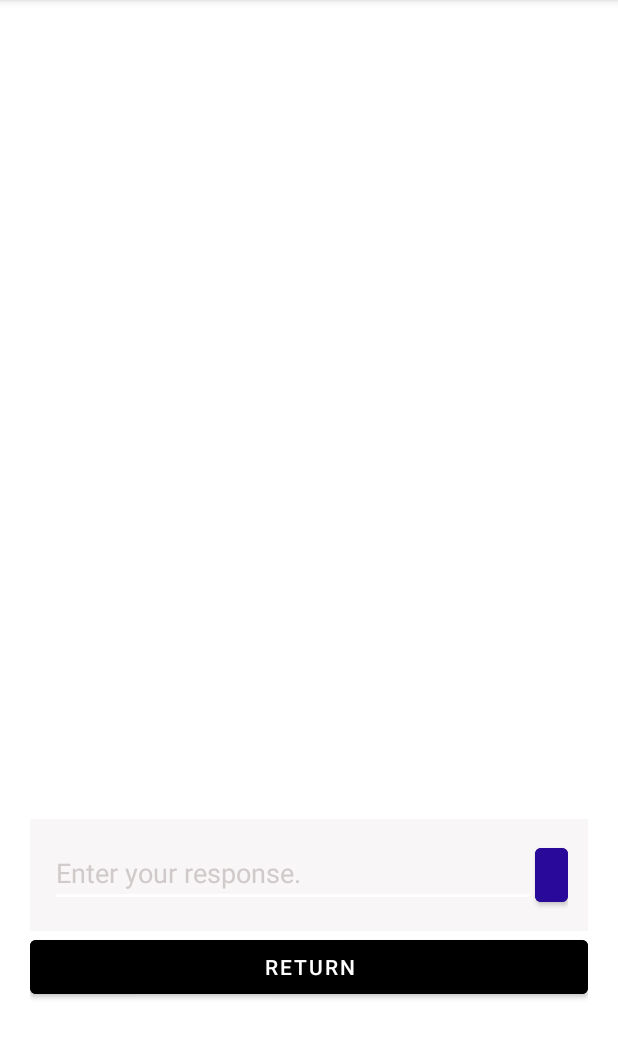
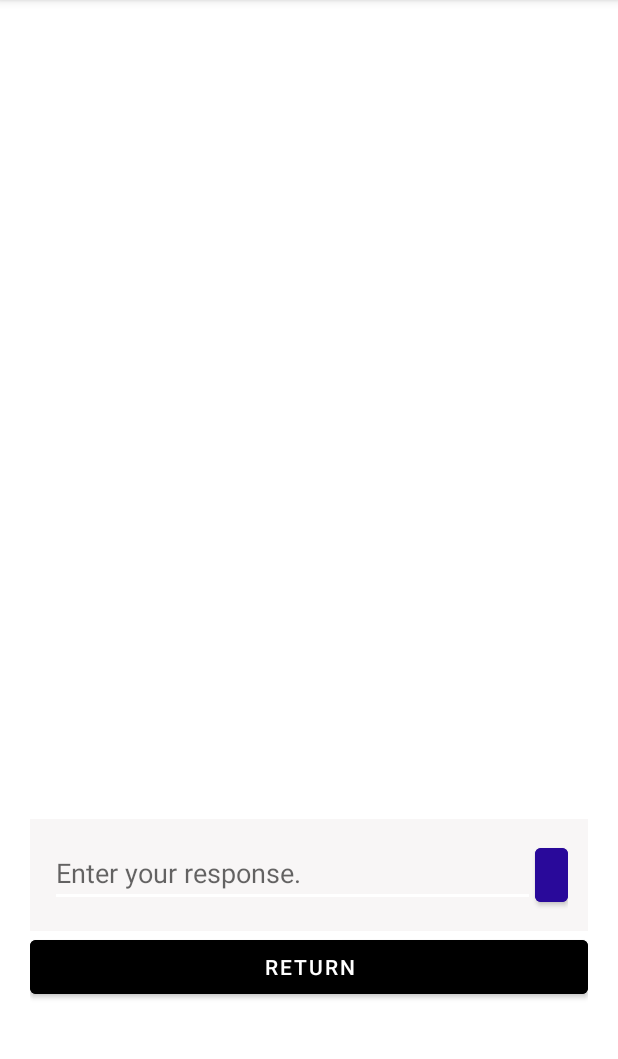
Before and after one commit to kimr314159/Android-Hive-Healthcare, an Android app: the screen it shows after launch (MainActivity), on a phone screen of 412 x 824 dp, the part 84-1143 px from its top. Run offline under Robolectric (Android 15) with nearby library versions, the phone set to English and light mode, and no system bars.

Commit message:
modified input to include hint.

```diff
--- a/app/src/main/res/layout/activity_main.xml
+++ b/app/src/main/res/layout/activity_main.xml
@@ -32,8 +32,8 @@
                 android:layout_height="wrap_content"
                 android:backgroundTint="#FFFFFF"
                 android:ems="10"
+                android:hint="Enter your response."
                 android:inputType="textPersonName"
-                android:text="Enter your response."
                 android:textColor="#D1CACA" />
 
             <Button
```
